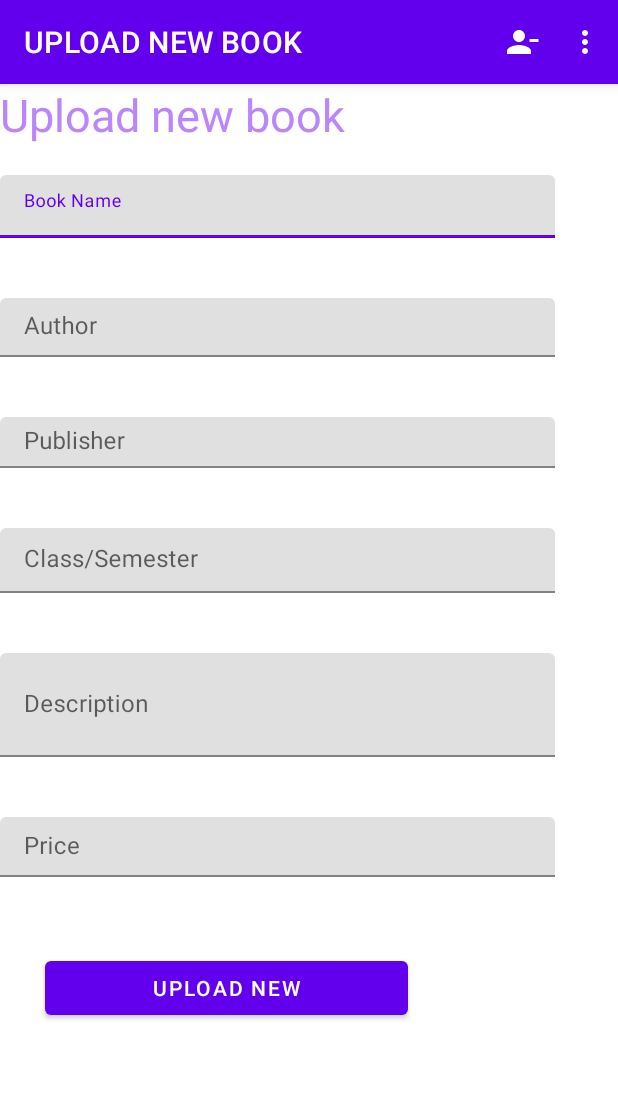
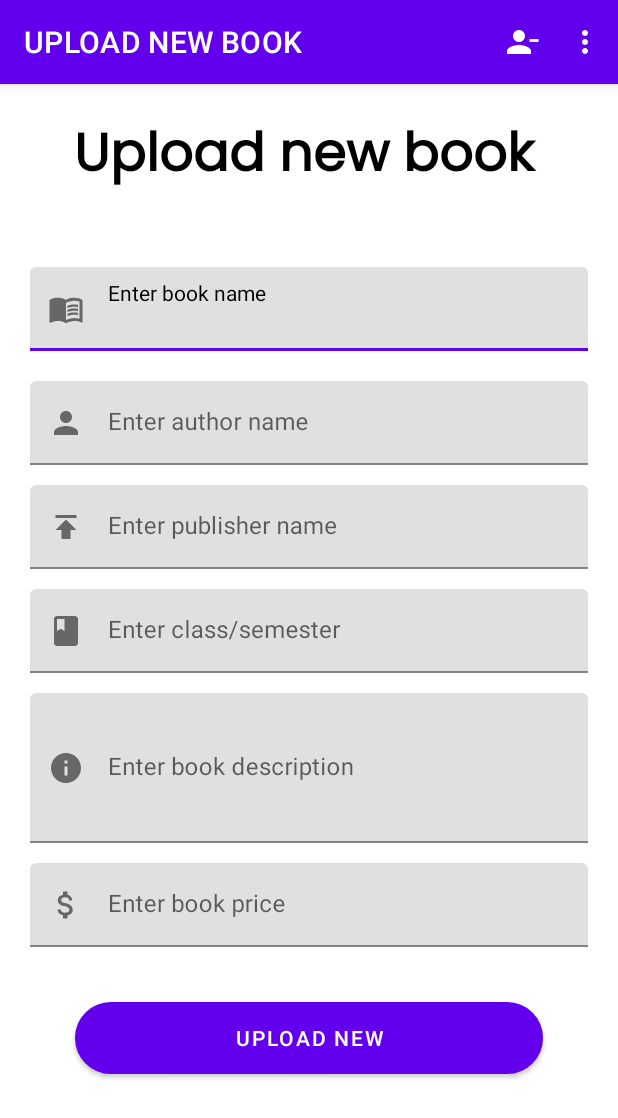
Before and after one commit to kishalayb18/BookLoop, an Android app: the Upload_NewBook screen opened directly, with no data from a screen before it, on a phone screen of 412 x 824 dp. Shown: the top 1118 px of the screen. Run offline under Robolectric (Android 15) with nearby library versions, the phone set to English and light mode, and no system bars; our stand-ins replace Firebase (no records; nobody signed in at launch, a user with empty details on screens opened directly).

Commit message:
RecyclerView and Upload Book xml updated.

```diff
--- /dev/null
+++ b/app/src/main/res/drawable/book.xml
@@ -0,0 +1,8 @@
+<vector android:height="24dp" android:tint="#676767"
+    android:viewportHeight="24" android:viewportWidth="24"
+    android:width="24dp" xmlns:android="http://schemas.android.com/apk/res/android">
+    <path android:fillColor="@android:color/white" android:pathData="M21,5c-1.11,-0.35 -2.33,-0.5 -3.5,-0.5c-1.95,0 -4.05,0.4 -5.5,1.5c-1.45,-1.1 -3.55,-1.5 -5.5,-1.5S2.45,4.9 1,6v14.65c0,0.25 0.25,0.5 0.5,0.5c0.1,0 0.15,-0.05 0.25,-0.05C3.1,20.45 5.05,20 6.5,20c1.95,0 4.05,0.4 5.5,1.5c1.35,-0.85 3.8,-1.5 5.5,-1.5c1.65,0 3.35,0.3 4.75,1.05c0.1,0.05 0.15,0.05 0.25,0.05c0.25,0 0.5,-0.25 0.5,-0.5V6C22.4,5.55 21.75,5.25 21,5zM21,18.5c-1.1,-0.35 -2.3,-0.5 -3.5,-0.5c-1.7,0 -4.15,0.65 -5.5,1.5V8c1.35,-0.85 3.8,-1.5 5.5,-1.5c1.2,0 2.4,0.15 3.5,0.5V18.5z"/>
+    <path android:fillColor="@android:color/white" android:pathData="M17.5,10.5c0.88,0 1.73,0.09 2.5,0.26V9.24C19.21,9.09 18.36,9 17.5,9c-1.7,0 -3.24,0.29 -4.5,0.83v1.66C14.13,10.85 15.7,10.5 17.5,10.5z"/>
+    <path android:fillColor="@android:color/white" android:pathData="M13,12.49v1.66c1.13,-0.64 2.7,-0.99 4.5,-0.99c0.88,0 1.73,0.09 2.5,0.26V11.9c-0.79,-0.15 -1.64,-0.24 -2.5,-0.24C15.8,11.66 14.26,11.96 13,12.49z"/>
+    <path android:fillColor="@android:color/white" android:pathData="M17.5,14.33c-1.7,0 -3.24,0.29 -4.5,0.83v1.66c1.13,-0.64 2.7,-0.99 4.5,-0.99c0.88,0 1.73,0.09 2.5,0.26v-1.52C19.21,14.41 18.36,14.33 17.5,14.33z"/>
+</vector>
--- /dev/null
+++ b/app/src/main/res/drawable/clas.xml
@@ -0,0 +1,5 @@
+<vector android:height="24dp" android:tint="#676767"
+    android:viewportHeight="24" android:viewportWidth="24"
+    android:width="24dp" xmlns:android="http://schemas.android.com/apk/res/android">
+    <path android:fillColor="@android:color/white" android:pathData="M18,2H6c-1.1,0 -2,0.9 -2,2v16c0,1.1 0.9,2 2,2h12c1.1,0 2,-0.9 2,-2V4c0,-1.1 -0.9,-2 -2,-2zM6,4h5v8l-2.5,-1.5L6,12V4z"/>
+</vector>
--- /dev/null
+++ b/app/src/main/res/drawable/fav_unmarked.xml
@@ -0,0 +1,5 @@
+<vector android:height="24dp" android:tint="#676767"
+    android:viewportHeight="24" android:viewportWidth="24"
+    android:width="24dp" xmlns:android="http://schemas.android.com/apk/res/android">
+    <path android:fillColor="@android:color/white" android:pathData="M16.5,3c-1.74,0 -3.41,0.81 -4.5,2.09C10.91,3.81 9.24,3 7.5,3 4.42,3 2,5.42 2,8.5c0,3.78 3.4,6.86 8.55,11.54L12,21.35l1.45,-1.32C18.6,15.36 22,12.28 22,8.5 22,5.42 19.58,3 16.5,3zM12.1,18.55l-0.1,0.1 -0.1,-0.1C7.14,14.24 4,11.39 4,8.5 4,6.5 5.5,5 7.5,5c1.54,0 3.04,0.99 3.57,2.36h1.87C13.46,5.99 14.96,5 16.5,5c2,0 3.5,1.5 3.5,3.5 0,2.89 -3.14,5.74 -7.9,10.05z"/>
+</vector>
--- /dev/null
+++ b/app/src/main/res/drawable/info.xml
@@ -0,0 +1,5 @@
+<vector android:height="24dp" android:tint="#676767"
+    android:viewportHeight="24" android:viewportWidth="24"
+    android:width="24dp" xmlns:android="http://schemas.android.com/apk/res/android">
+    <path android:fillColor="@android:color/white" android:pathData="M12,2C6.48,2 2,6.48 2,12s4.48,10 10,10 10,-4.48 10,-10S17.52,2 12,2zM13,17h-2v-6h2v6zM13,9h-2L11,7h2v2z"/>
+</vector>
--- /dev/null
+++ b/app/src/main/res/drawable/price.xml
@@ -0,0 +1,5 @@
+<vector android:height="24dp" android:tint="#676767"
+    android:viewportHeight="24" android:viewportWidth="24"
+    android:width="24dp" xmlns:android="http://schemas.android.com/apk/res/android">
+    <path android:fillColor="@android:color/white" android:pathData="M11.8,10.9c-2.27,-0.59 -3,-1.2 -3,-2.15 0,-1.09 1.01,-1.85 2.7,-1.85 1.78,0 2.44,0.85 2.5,2.1h2.21c-0.07,-1.72 -1.12,-3.3 -3.21,-3.81V3h-3v2.16c-1.94,0.42 -3.5,1.68 -3.5,3.61 0,2.31 1.91,3.46 4.7,4.13 2.5,0.6 3,1.48 3,2.41 0,0.69 -0.49,1.79 -2.7,1.79 -2.06,0 -2.87,-0.92 -2.98,-2.1h-2.2c0.12,2.19 1.76,3.42 3.68,3.83V21h3v-2.15c1.95,-0.37 3.5,-1.5 3.5,-3.55 0,-2.84 -2.43,-3.81 -4.7,-4.4z"/>
+</vector>
--- /dev/null
+++ b/app/src/main/res/drawable/publish.xml
@@ -0,0 +1,5 @@
+<vector android:height="24dp" android:tint="#676767"
+    android:viewportHeight="24" android:viewportWidth="24"
+    android:width="24dp" xmlns:android="http://schemas.android.com/apk/res/android">
+    <path android:fillColor="@android:color/white" android:pathData="M5,4v2h14L19,4L5,4zM5,14h4v6h6v-6h4l-7,-7 -7,7z"/>
+</vector>
--- a/app/src/main/res/layout/activity_upload__new_book.xml
+++ b/app/src/main/res/layout/activity_upload__new_book.xml
@@ -4,132 +4,142 @@
     xmlns:tools="http://schemas.android.com/tools"
     android:layout_width="match_parent"
     android:layout_height="match_parent"
-    tools:context=".Upload_NewBook"
-    android:orientation="vertical">
+    android:orientation="vertical"
+    android:padding="20dp"
+    tools:context=".Upload_NewBook">
 
     <TextView
-        android:layout_width="match_parent"
+        android:id="@+id/txt_user"
+        android:layout_width="313dp"
         android:layout_height="wrap_content"
+        android:layout_gravity="center"
+        android:fontFamily="@font/poppins"
         android:text="@string/upload_new_book"
-        android:textSize="30sp"
-        android:textColor="@color/purple_200"
-        android:id="@+id/txt_user"/>
-
-
+        android:textColor="@color/black"
+        android:layout_marginBottom="30dp"
+        android:textSize="35dp"
+        android:textStyle="bold" />
 
     <com.google.android.material.textfield.TextInputLayout
         android:id="@+id/bookname"
-        android:layout_width="370dp"
+        android:layout_width="match_parent"
         android:layout_height="wrap_content"
-        android:layout_marginVertical="10dp"
-        android:hint="Book Name"
-        android:textColor="@color/black">
-
+        android:layout_marginVertical="3dp"
+        android:hint="Enter book name"
+        app:hintTextAppearance="@style/TextAppearance.AppCompat.Body1"
+        app:hintTextColor="@color/black"
+        app:startIconDrawable="@drawable/book"
+        >
         <com.google.android.material.textfield.TextInputEditText
             android:id="@+id/bookname_edit"
             android:layout_width="match_parent"
-            android:layout_height="42dp"
+            android:layout_height="match_parent"
             android:layout_marginVertical="10dp"
-            android:inputType="textEmailAddress" />
-
-
+            android:inputType="text"
+            />
     </com.google.android.material.textfield.TextInputLayout>
 
     <com.google.android.material.textfield.TextInputLayout
         android:id="@+id/Author"
-        android:layout_width="370dp"
+        android:layout_width="match_parent"
         android:layout_height="wrap_content"
-        android:layout_marginVertical="10dp"
-        android:hint="Author"
-        android:textColor="@color/black">
+        android:layout_marginVertical="3dp"
+        android:hint="Enter author name"
+        app:hintTextAppearance="@style/TextAppearance.AppCompat.Body1"
+        app:hintTextColor="@color/black"
+        app:startIconDrawable="@drawable/ic_user_"
+        >
 
         <com.google.android.material.textfield.TextInputEditText
             android:id="@+id/author_edit"
             android:layout_width="match_parent"
-            android:layout_height="39dp"
-            android:layout_marginVertical="10dp"
-            android:inputType="textEmailAddress" />
-
-
+            android:layout_height="match_parent"
+            android:layout_marginVertical="3dp"
+            android:inputType="text" />
     </com.google.android.material.textfield.TextInputLayout>
 
     <com.google.android.material.textfield.TextInputLayout
         android:id="@+id/publisher"
-        android:layout_width="370dp"
+        android:layout_width="match_parent"
         android:layout_height="wrap_content"
-        android:layout_marginVertical="10dp"
-        android:hint="Publisher"
-        android:textColor="@color/black">
-
+        android:layout_marginVertical="3dp"
+        android:hint="Enter publisher name"
+        app:hintTextAppearance="@style/TextAppearance.AppCompat.Body1"
+        app:hintTextColor="@color/black"
+        app:startIconDrawable="@drawable/publish"
+        >
         <com.google.android.material.textfield.TextInputEditText
             android:id="@+id/publisher_edit"
             android:layout_width="match_parent"
-            android:layout_height="34dp"
-            android:layout_marginVertical="10dp"
-            android:inputType="textEmailAddress" />
-
-
+            android:layout_height="match_parent"
+            android:layout_marginVertical="3dp"
+            android:inputType="text"/>
     </com.google.android.material.textfield.TextInputLayout>
 
     <com.google.android.material.textfield.TextInputLayout
         android:id="@+id/classorsem"
-        android:layout_width="370dp"
+        android:layout_width="match_parent"
         android:layout_height="wrap_content"
-        android:layout_marginVertical="10dp"
-        android:hint="Class/Semester"
-        android:textColor="@color/black">
-
+        android:layout_marginVertical="3dp"
+        android:hint="Enter class/semester"
+        app:hintTextAppearance="@style/TextAppearance.AppCompat.Body1"
+        app:hintTextColor="@color/black"
+        app:startIconDrawable="@drawable/clas"
+        >
         <com.google.android.material.textfield.TextInputEditText
             android:id="@+id/classorsem_edit"
             android:layout_width="match_parent"
-            android:layout_height="43dp"
-            android:layout_marginVertical="10dp"
-            android:inputType="textEmailAddress" />
-
-
+            android:layout_height="match_parent"
+            android:layout_marginVertical="3dp"
+            android:inputType="text"/>
     </com.google.android.material.textfield.TextInputLayout>
 
     <com.google.android.material.textfield.TextInputLayout
         android:id="@+id/description"
-        android:layout_width="370dp"
+        android:layout_width="match_parent"
         android:layout_height="wrap_content"
-        android:layout_marginVertical="10dp"
-        android:hint="Description"
-        android:textColor="@color/black">
-
+        android:layout_marginVertical="3dp"
+        android:hint="Enter book description"
+        app:hintTextAppearance="@style/TextAppearance.AppCompat.Body1"
+        app:hintTextColor="@color/black"
+        app:startIconDrawable="@drawable/info"
+        >
         <com.google.android.material.textfield.TextInputEditText
             android:id="@+id/description_edit"
             android:layout_width="match_parent"
-            android:layout_height="69dp"
-            android:layout_marginVertical="10dp"
-            android:inputType="textEmailAddress" />
-
-
+            android:layout_height="100dp"
+            android:layout_marginVertical="3dp"
+            android:inputType="text"/>
     </com.google.android.material.textfield.TextInputLayout>
 
     <com.google.android.material.textfield.TextInputLayout
         android:id="@+id/Price"
-        android:layout_width="370dp"
+        android:layout_width="match_parent"
         android:layout_height="wrap_content"
-        android:layout_marginVertical="10dp"
-        android:hint="Price"
-        android:textColor="@color/black">
-
+        android:layout_marginVertical="3dp"
+        android:hint="Enter book price"
+        app:hintTextAppearance="@style/TextAppearance.AppCompat.Body1"
+        app:hintTextColor="@color/black"
+        app:startIconDrawable="@drawable/price"
+        >
         <com.google.android.material.textfield.TextInputEditText
             android:id="@+id/price_edit"
             android:layout_width="match_parent"
-            android:layout_height="40dp"
-            android:layout_marginVertical="10dp"
-            android:inputType="textEmailAddress" />
+            android:layout_height="match_parent"
+            android:layout_marginVertical="3dp"
+            android:inputType="numberDecimal"/>
+    </com.google.android.material.textfield.TextInputLayout>
 
 
-    </com.google.android.material.textfield.TextInputLayout>
 
     <Button
         android:id="@+id/upload_button"
-        android:layout_width="242dp"
+        android:layout_width="match_parent"
         android:layout_height="wrap_content"
         android:layout_margin="30dp"
-        android:text="@string/upload_new" />
+        android:text="@string/upload_new"
+        android:backgroundTint="#fece2f"
+        android:background="@drawable/btn_shape1"
+        />
 
 </LinearLayout>
--- a/app/src/main/res/layout/recycler_item_ui.xml
+++ b/app/src/main/res/layout/recycler_item_ui.xml
@@ -14,14 +14,15 @@
 
         android:layout_width="match_parent"
         android:layout_height="match_parent"
-        android:orientation="horizontal">
+        android:orientation="vertical">
 
         <TextView
             android:id="@+id/ui_seller_details"
-            android:layout_width="163dp"
+            android:layout_width="wrap_content"
             android:layout_height="wrap_content"
             android:layout_gravity="center_vertical"
             android:layout_margin="20dp"
+            android:drawableStart="@drawable/ic_user_"
             android:text="Seller details"
             android:textColor="@color/black"
             android:textSize="20sp" />
@@ -33,9 +34,42 @@
             android:layout_height="wrap_content"
             android:layout_gravity="center_vertical"
             android:layout_margin="20dp"
-            android:text="Book Name(Price)"
+            android:drawableStart="@drawable/book"
+            android:text=" Book Name"
             android:textColor="@color/black"
             android:textSize="20sp" />
+
+        <LinearLayout
+            android:layout_width="match_parent"
+            android:layout_height="match_parent"
+            android:orientation="horizontal">
+
+
+            <TextView
+                android:id="@+id/ui_book_price"
+                android:layout_width="wrap_content"
+                android:layout_height="wrap_content"
+                android:layout_gravity="center_vertical"
+                android:layout_margin="20dp"
+                android:drawableStart="@drawable/price"
+                android:text="Rs."
+                android:textColor="@color/black"
+                android:textSize="20sp" />
+
+            <!--wishlist menu
+            <TextView
+                android:id="@+id/addtofavourites"
+                android:layout_width="wrap_content"
+                android:layout_height="wrap_content"
+                android:layout_gravity="center_vertical"
+                android:layout_weight="1"
+                android:drawableRight="@drawable/fav_unmarked"
+                android:padding="20dp"/>
+                -->
+
+
+
+        </LinearLayout>
 
 
     </LinearLayout>
```
